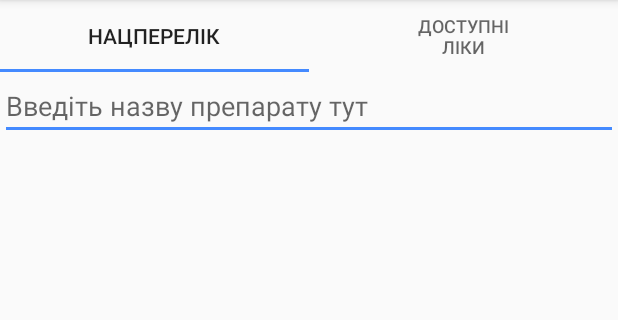
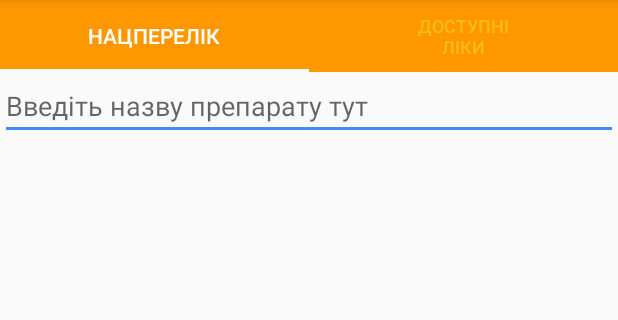
Before and after one commit to kornden/UkrDrugs, an Android app: the screen it shows after launch (MainActivity), on a phone screen of 412 x 824 dp, the part 84-404 px from its top. Run offline under Robolectric (Android 15) with nearby library versions, the phone set to English and light mode, and no system bars.

Commit message:
visual polish

```diff
--- a/app/src/main/res/layout/activity_main.xml
+++ b/app/src/main/res/layout/activity_main.xml
@@ -1,6 +1,5 @@
 <?xml version="1.0" encoding="utf-8"?>
-<LinearLayout
-    xmlns:android="http://schemas.android.com/apk/res/android"
+<LinearLayout xmlns:android="http://schemas.android.com/apk/res/android"
     xmlns:app="http://schemas.android.com/apk/res-auto"
     xmlns:tools="http://schemas.android.com/tools"
     android:layout_width="match_parent"
@@ -13,12 +12,15 @@
         android:id="@+id/sliding_tabs"
         android:layout_width="match_parent"
         android:layout_height="wrap_content"
-    app:tabMode="fixed"/>
+        android:background="@color/colorPrimary"
+        app:tabIndicatorColor="#FFF"
+        app:tabMode="fixed"
+        app:tabSelectedTextColor="#FFF"
+        app:tabTextColor="#FB1" />
 
     <android.support.v4.view.ViewPager
         android:id="@+id/viewpager"
-       android:layout_height="match_parent"
         android:layout_width="match_parent"
-       />
+        android:layout_height="match_parent" />
 
 </LinearLayout>
```
Lines whose indentation alone changed are shown as unchanged.
